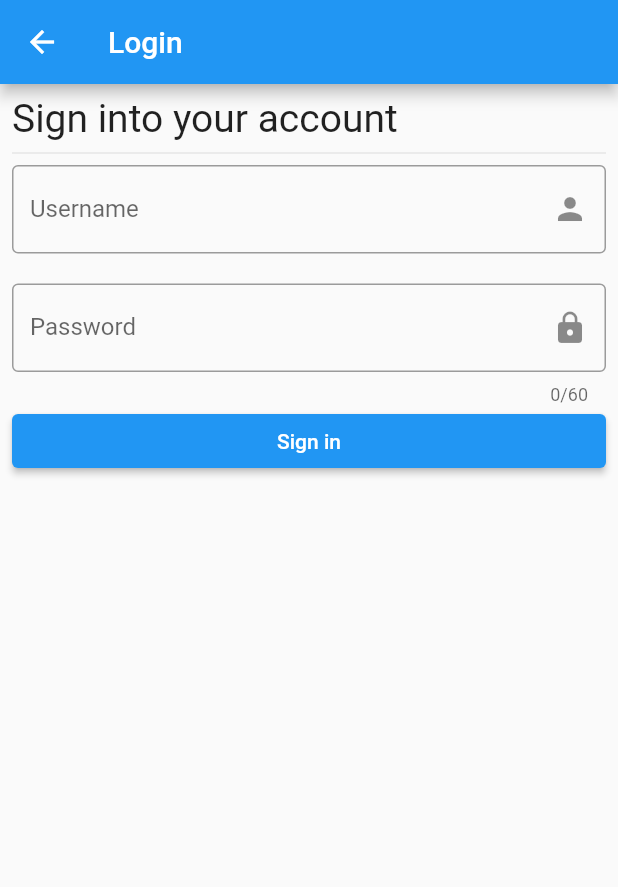
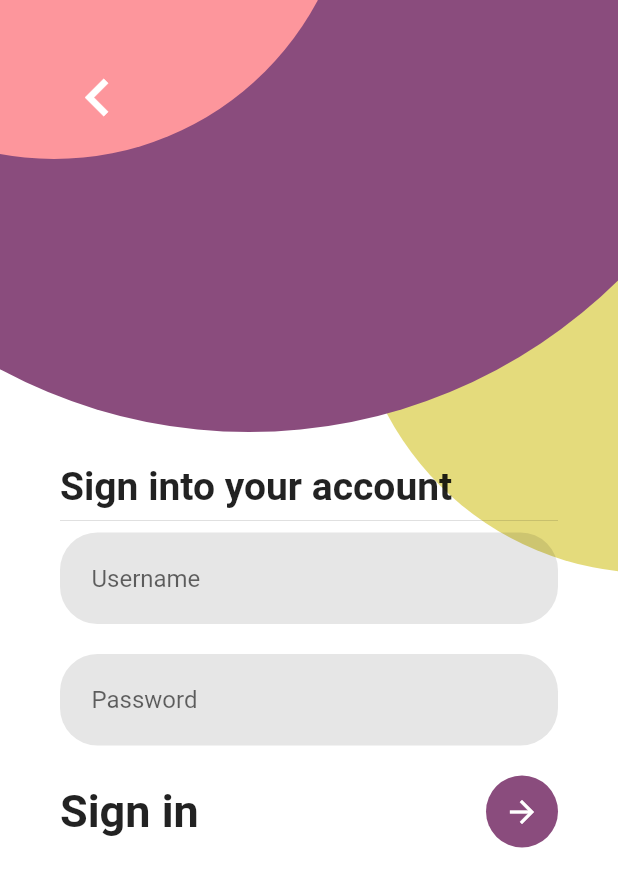
Before and after one commit to DenzelCode/flutter-auth, a Flutter app: the screen it shows after launch, after a tap on "Login", on a phone screen of 412 x 824 dp. Shown: the top 887 px of the screen. Run offline on Flutter 3.47's test engine with Material 2 defaults, Android fonts, the phone set to English and light mode, and no system bars; our stand-ins replace flutter_secure_storage; accounts and stored records are empty; network calls fail.

Commit message:
fix: login styles updated

```diff
--- /dev/null
+++ b/lib/src/common/widgets/circles_background.dart
@@ -0,0 +1,97 @@
+import 'package:flutter/material.dart';
+
+class CirclesBackground extends StatelessWidget {
+  final Widget child;
+  final Color backgroundColor;
+  final Color topSmallCircleColor;
+  final Color topMediumCircleColor;
+  final Color topRightCircleColor;
+  final Color bottomRightCircleColor;
+
+  const CirclesBackground({
+    Key? key,
+    required this.child,
+    required this.backgroundColor,
+    required this.topSmallCircleColor,
+    required this.topMediumCircleColor,
+    required this.topRightCircleColor,
+    required this.bottomRightCircleColor,
+  }) : super(key: key);
+
+  @override
+  Widget build(BuildContext context) {
+    final size = MediaQuery.of(context).size;
+
+    return Container(
+      width: double.infinity,
+      height: double.infinity,
+      decoration: BoxDecoration(color: backgroundColor),
+      child: Stack(
+        children: [
+          Positioned(
+            top: -16,
+            left: 235,
+            child: _CircularBox(
+              width: 398,
+              height: 398,
+              color: topRightCircleColor,
+            ),
+          ),
+          Positioned(
+            top: -412,
+            left: -184,
+            child: _CircularBox(
+              width: 700,
+              height: 700,
+              color: topMediumCircleColor,
+            ),
+          ),
+          Positioned(
+            top: -292,
+            left: -163,
+            child: _CircularBox(
+              width: 398,
+              height: 398,
+              color: topSmallCircleColor,
+            ),
+          ),
+          Positioned(
+            top: size.height - (459 / 2),
+            left: size.width - (459 / 2),
+            child: _CircularBox(
+              width: 459,
+              height: 459,
+              color: bottomRightCircleColor,
+            ),
+          ),
+          SafeArea(child: this.child),
+        ],
+      ),
+    );
+  }
+}
+
+class _CircularBox extends StatelessWidget {
+  final double width;
+  final double height;
+  final Color color;
+
+  const _CircularBox({
+    Key? key,
+    required this.width,
+    required this.height,
+    required this.color,
+  }) : super(key: key);
+
+  @override
+  Widget build(BuildContext context) {
+    return Container(
+      width: width,
+      height: height,
+      decoration: BoxDecoration(
+        color: color,
+        borderRadius: BorderRadius.circular(height),
+      ),
+    );
+  }
+}
--- /dev/null
+++ b/lib/src/common/widgets/go_back.dart
@@ -0,0 +1,21 @@
+import 'package:flutter/material.dart';
+
+class GoBack extends StatelessWidget {
+  const GoBack({Key? key}) : super(key: key);
+
+  @override
+  Widget build(BuildContext context) {
+    return TextButton(
+      style: TextButton.styleFrom(
+        padding: EdgeInsets.zero,
+        minimumSize: Size(0, 0),
+      ),
+      onPressed: () => Navigator.pop(context),
+      child: Icon(
+        Icons.chevron_left_sharp,
+        color: Colors.white,
+        size: 50,
+      ),
+    );
+  }
+}
--- /dev/null
+++ b/lib/src/common/widgets/main_text_field.dart
@@ -0,0 +1,42 @@
+import 'package:flutter/material.dart';
+
+class MainTextField extends StatelessWidget {
+  final ValueChanged<String>? onChanged;
+  final String label;
+  final TextEditingController? controller;
+  final int? maxLength;
+  final bool? obscureText;
+
+  const MainTextField({
+    Key? key,
+    this.onChanged,
+    this.controller,
+    this.maxLength,
+    this.obscureText,
+    required this.label,
+  }) : super(key: key);
+
+  @override
+  Widget build(BuildContext context) {
+    return TextField(
+      decoration: InputDecoration(
+        filled: true,
+        fillColor: Color.fromRGBO(0, 0, 0, 0.1),
+        border: OutlineInputBorder(),
+        hintText: label,
+        focusedBorder: OutlineInputBorder(
+          borderSide: BorderSide(color: Colors.transparent),
+          borderRadius: BorderRadius.circular(25),
+        ),
+        enabledBorder: UnderlineInputBorder(
+          borderSide: BorderSide(color: Colors.transparent),
+          borderRadius: BorderRadius.circular(25),
+        ),
+        contentPadding: EdgeInsets.all(21),
+      ),
+      obscureText: obscureText ?? false,
+      controller: controller,
+      onChanged: onChanged,
+    );
+  }
+}
--- a/lib/src/screens/login_screen.dart
+++ b/lib/src/screens/login_screen.dart
@@ -4,6 +4,9 @@ import 'package:auth/main.dart';
 import 'package:auth/src/auth/providers/auth_provider.dart';
 import 'package:auth/src/common/exceptions/http_exception.dart';
 import 'package:auth/src/common/widgets/alert_widget.dart';
+import 'package:auth/src/common/widgets/circles_background.dart';
+import 'package:auth/src/common/widgets/go_back.dart';
+import 'package:auth/src/common/widgets/main_text_field.dart';
 import 'package:auth/src/screens/home_screen.dart';
 import 'package:flutter/material.dart';
 import 'package:provider/provider.dart';
@@ -33,29 +36,26 @@ class _LoginScreenState extends State<LoginScreen> {
   @override
   Widget build(BuildContext context) {
     return Scaffold(
-      appBar: AppBar(
-        title: Text('Login'),
-        // actions: [_loading ? CircularProgressIndicator() : Container()],
-        actions: [
-          _loadingWidget(),
-        ],
-      ),
-      body: ListView(
-        padding: EdgeInsets.all(8.0),
+      body: CirclesBackground(
+        backgroundColor: Colors.white,
+        topSmallCircleColor: Color(0xffFD969C),
+        topMediumCircleColor: Color(0xff8A4C7D),
+        topRightCircleColor: Color(0xffE4DB7C),
+        bottomRightCircleColor: Colors.white,
+        child: Container(
+          padding: EdgeInsets.all(40),
+          child: Column(
+            crossAxisAlignment: CrossAxisAlignment.start,
             children: [
+              GoBack(),
+              Spacer(),
               Text(
                 'Sign into your account',
-            style: TextStyle(
-              fontSize: 26,
-            ),
+                style: TextStyle(fontSize: 26, fontWeight: FontWeight.bold),
               ),
               Divider(),
-          TextField(
-            decoration: InputDecoration(
-              border: OutlineInputBorder(),
-              labelText: 'Username',
-              suffixIcon: Icon(Icons.person),
-            ),
+              MainTextField(
+                label: 'Username',
                 onChanged: (value) => setState(() {
                   _username = value;
                 }),
@@ -63,24 +63,39 @@ class _LoginScreenState extends State<LoginScreen> {
               SizedBox(
                 height: 20,
               ),
-          TextField(
-            decoration: InputDecoration(
-              border: OutlineInputBorder(),
-              labelText: 'Password',
-              suffixIcon: Icon(Icons.lock),
-            ),
+              MainTextField(
+                label: 'Password',
                 controller: _passwordController,
                 maxLength: 60,
                 obscureText: true,
               ),
               SizedBox(
-            width: double.infinity,
-            child: ElevatedButton(
+                height: 20,
+              ),
+              Row(
+                children: [
+                  Text(
+                    'Sign in',
+                    style: TextStyle(fontWeight: FontWeight.bold, fontSize: 30),
+                  ),
+                  Spacer(),
+                  Container(
+                    decoration: BoxDecoration(
+                      color: Color(0xff8A4C7D),
+                      borderRadius: BorderRadius.circular(30),
+                    ),
+                    child: IconButton(
+                      color: Colors.white,
                       onPressed: () => _login(context),
-              child: Text('Sign in'),
+                      icon: Icon(Icons.arrow_forward),
                     ),
                   )
                 ],
+              ),
+              Spacer(),
+            ],
+          ),
+        ),
       ),
     );
   }
```
Also changed, not shown: 1 other file. Lines whose indentation alone changed are shown as unchanged.
